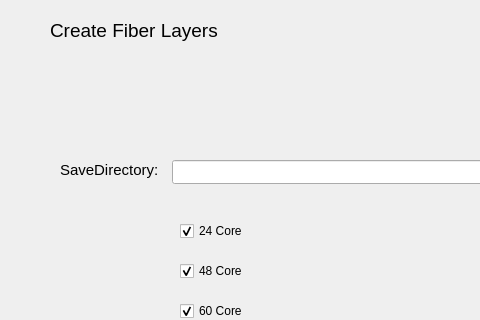
The window that fiber_layer_dialog_base.ui (Xerxsea/QgisFiberLayers) describes before a commit, drawn with Qt 5; both pictures show x 0 to 480 and y 0 to 320 of the 800 by 596 pixel window.
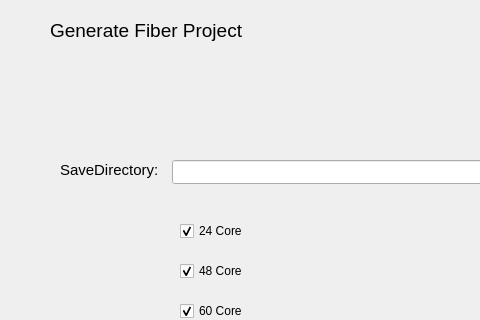
The same window after the commit.

Commit message: Create Fiber Layer Symbology

Patch:
```diff
--- a/fiber_layer_dialog_base.ui
+++ b/fiber_layer_dialog_base.ui
@@ -31,7 +31,7 @@
     <rect>
      <x>50</x>
      <y>10</y>
-     <width>171</width>
+     <width>211</width>
      <height>41</height>
     </rect>
    </property>
@@ -42,7 +42,7 @@
     </font>
    </property>
    <property name="text">
-    <string>Create Fiber Layers</string>
+    <string>Generate Fiber Project</string>
    </property>
   </widget>
   <widget class="QLineEdit" name="saveDirectoryInput">
```
The commit also changes 5 other files.
